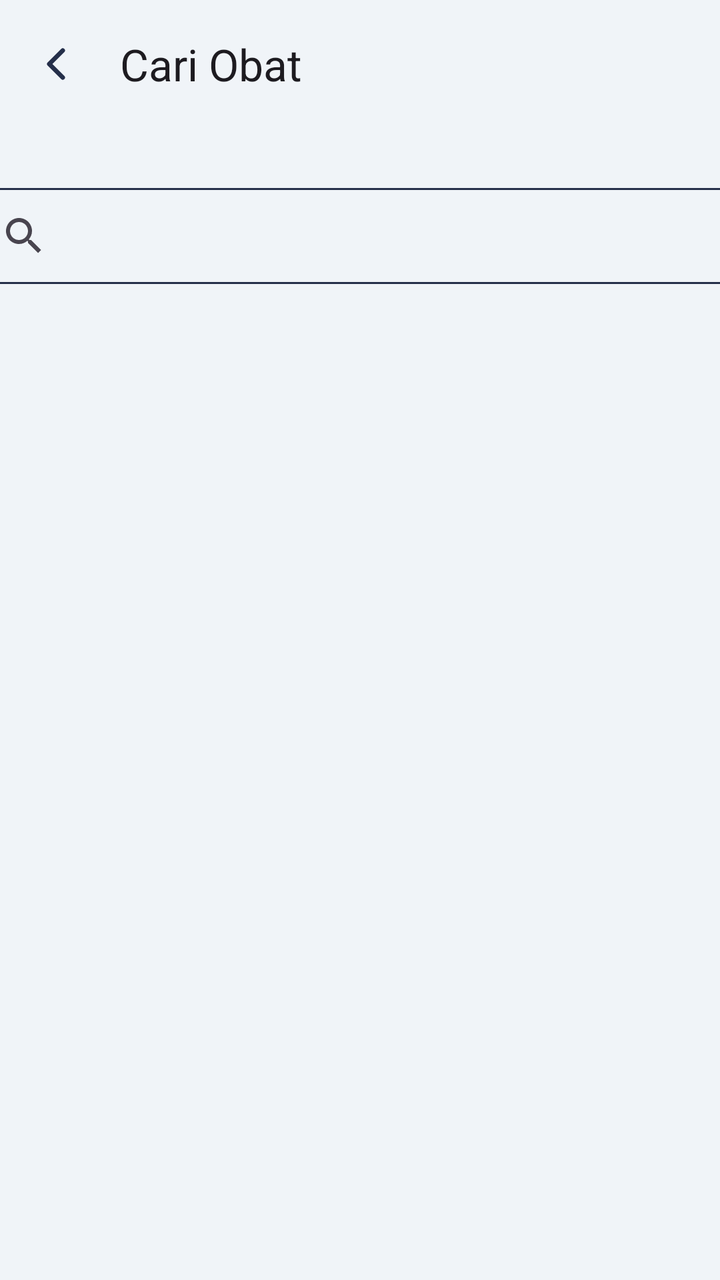
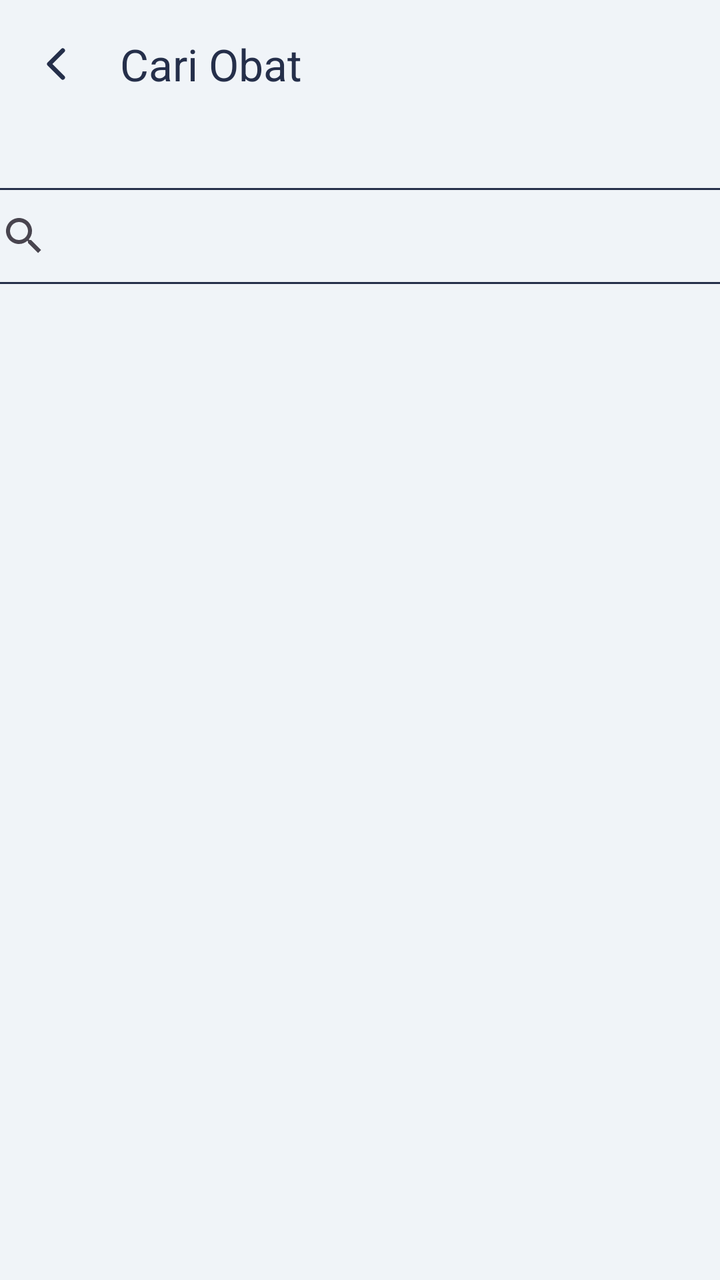

Before-and-after screenshots of an Android layout around one commit, followed by the original layout XML and the change that was made.
<!-- AndroidManifest.xml: application theme Theme.PatientMobileApp -->
<!-- res/layout/activity_cari_obat.xml -->
<?xml version="1.0" encoding="utf-8"?>
<androidx.constraintlayout.widget.ConstraintLayout xmlns:android="http://schemas.android.com/apk/res/android"
    xmlns:app="http://schemas.android.com/apk/res-auto"
    xmlns:tools="http://schemas.android.com/tools"
    android:id="@+id/main"
    android:layout_width="match_parent"
    android:layout_height="match_parent"
    android:background="@color/abu"
    tools:context=".CariObat">

    <androidx.appcompat.widget.Toolbar
        android:id="@+id/toolbar"
        android:layout_width="match_parent"
        android:layout_height="wrap_content"
        android:background="@color/abu"
        android:minHeight="?attr/actionBarSize"
        android:theme="?attr/actionBarTheme"
        app:layout_constraintEnd_toEndOf="parent"
        app:layout_constraintStart_toStartOf="parent"
        app:layout_constraintTop_toTopOf="parent"
        app:navigationIcon="@drawable/ion_chevron_back"
        app:title="Cari Obat" />

    <LinearLayout
        android:layout_width="415dp"
        android:layout_height="656dp"
        android:layout_marginTop="10dp"
        android:orientation="vertical"
        app:layout_constraintEnd_toEndOf="parent"
        app:layout_constraintStart_toStartOf="parent"
        app:layout_constraintTop_toBottomOf="@+id/toolbar">

        <SearchView
            android:id="@+id/obatSearch"
            android:layout_width="match_parent"
            android:layout_height="wrap_content"
            android:layout_marginLeft="15dp"
            android:layout_marginTop="20dp"
            android:layout_marginRight="15dp"
            android:background="@drawable/search_bar" />

        <androidx.recyclerview.widget.RecyclerView
            android:id="@+id/recyclerView"
            android:layout_width="match_parent"
            android:layout_height="match_parent" />

    </LinearLayout>

</androidx.constraintlayout.widget.ConstraintLayout>
<!-- resources referenced by this layout -->
<resources>
  <color name="abu">#F0F4F8</color>
  <!-- drawable ion_chevron_back (drawable) -->
  <vector xmlns:android="http://schemas.android.com/apk/res/android"
      android:width="24dp"
      android:height="24dp"
      android:viewportWidth="24"
      android:viewportHeight="24">
    <path
        android:pathData="M15.375,5.25L8.625,12L15.375,18.75"
        android:strokeLineJoin="round"
        android:strokeWidth="2.25"
        android:fillColor="#00000000"
        android:strokeColor="#252F4A"
        android:strokeLineCap="round"/>
  </vector>
  <!-- drawable search_bar (drawable) -->
  <?xml version="1.0" encoding="utf-8"?>
  <shape xmlns:android="http://schemas.android.com/apk/res/android">
      <stroke android:color="@color/biruTua" android:width="1dp"/>
      <corners android:radius="10dp"/>
  </shape>
  <style name="Theme.PatientMobileApp" parent="Base.Theme.PatientMobileApp" />
  <color name="biruTua">#252F4A</color>
  <style name="Base.Theme.PatientMobileApp" parent="Theme.Material3.DayNight.NoActionBar">
          
          <item name="colorPrimary">@color/biruTua</item>
      </style>
</resources>

<!-- the commit's change to res/layout/activity_cari_obat.xml (unified diff, before → after) -->
@@ -14,12 +14,12 @@
         android:layout_height="wrap_content"
         android:background="@color/abu"
         android:minHeight="?attr/actionBarSize"
-        android:theme="?attr/actionBarTheme"
         app:layout_constraintEnd_toEndOf="parent"
         app:layout_constraintStart_toStartOf="parent"
         app:layout_constraintTop_toTopOf="parent"
         app:navigationIcon="@drawable/ion_chevron_back"
-        app:title="Cari Obat" />
+        app:title="Cari Obat"
+        app:titleTextColor="@color/biruTua" />
 
     <LinearLayout
         android:layout_width="415dp"
<!-- resource entries referenced after the edit -->
@@ -26,6 +26,9 @@
   <style name="Base.Theme.PatientMobileApp" parent="Theme.Material3.DayNight.NoActionBar">
           
           <item name="colorPrimary">@color/biruTua</item>
+          <item name="actionBarTheme">@style/ThemeOverlay.Material3.ActionBar</item>
+          <item name="android:windowBackground">@color/abu</item>
+          <item name="android:forceDarkAllowed" tools:targetApi="q">false</item>
       </style>
 </resources>
 
